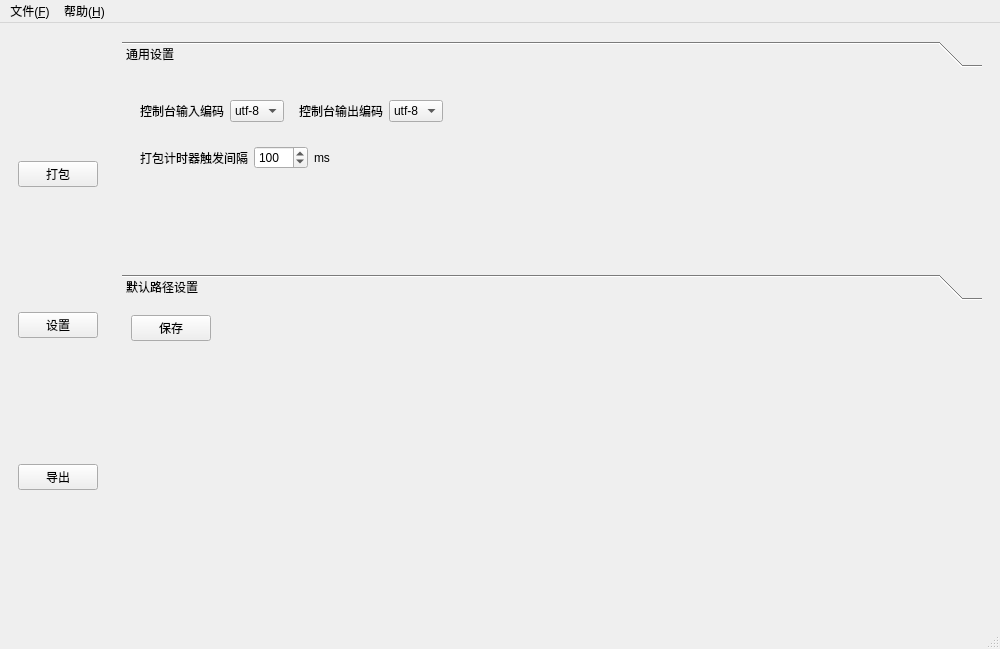
This is forms/mainwindow.ui in Redrch/NuitkaStudio as Qt 5 draws it before an edit. The edited form follows.
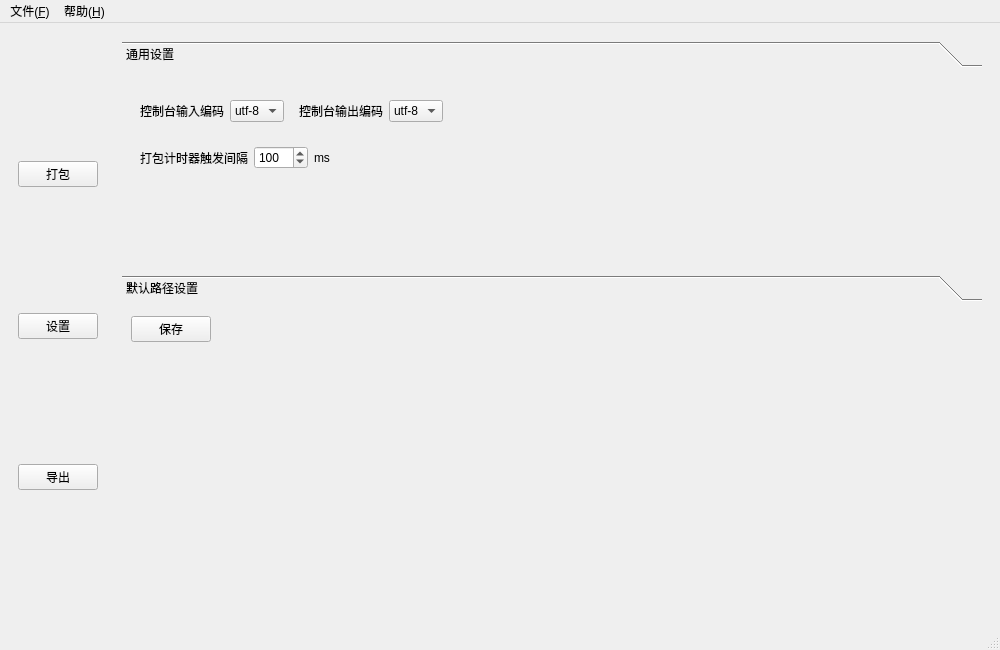
This is the edited form. The open tabs and pages were chosen to show the change. Icons and pictures are not drawn.

What changed in the file:
```diff
--- a/forms/mainwindow.ui
+++ b/forms/mainwindow.ui
@@ -7,7 +7,7 @@
     <x>0</x>
     <y>0</y>
     <width>1000</width>
-    <height>649</height>
+    <height>650</height>
    </rect>
   </property>
   <property name="windowTitle">
@@ -780,8 +780,8 @@
             <rect>
              <x>0</x>
              <y>0</y>
-             <width>865</width>
-             <height>279</height>
+             <width>354</width>
+             <height>122</height>
             </rect>
            </property>
            <attribute name="label">
```
Left out of the diff: 4 changed lines with no effect on the pictures.
